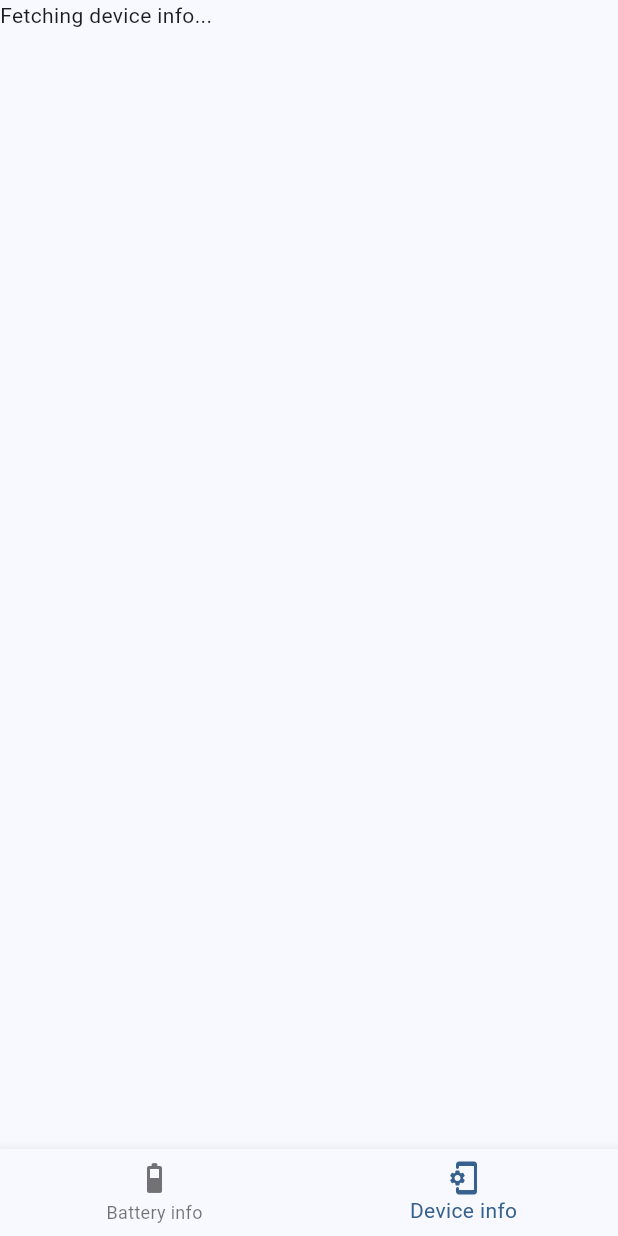
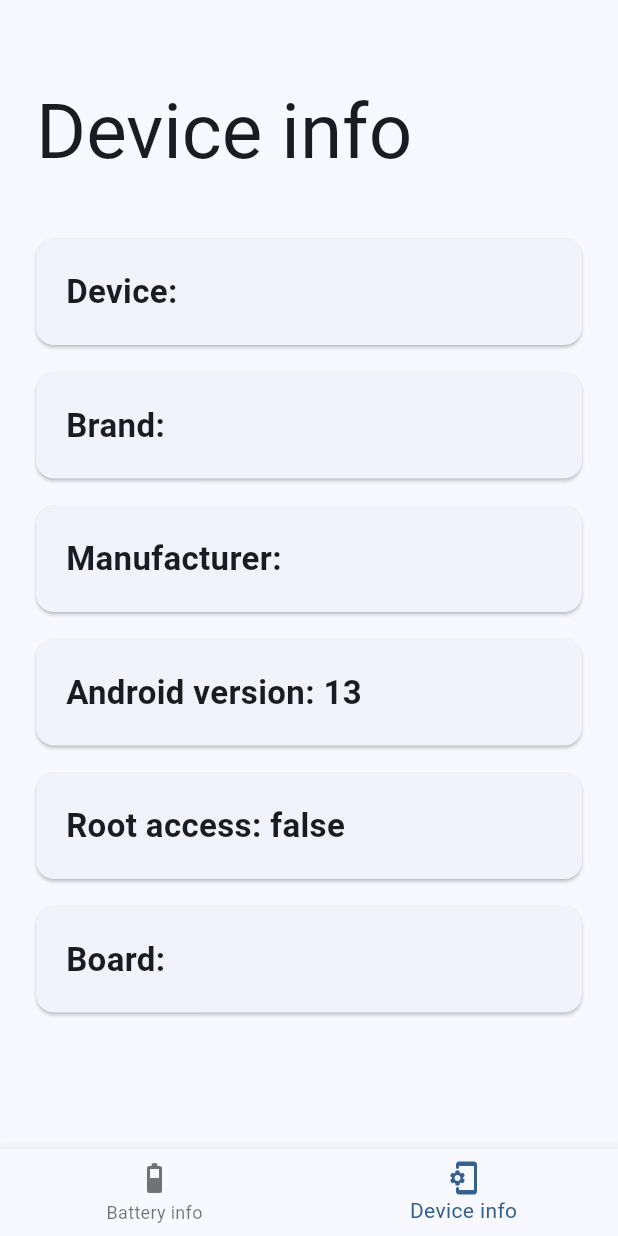
Before and after one commit to Maciek-Hetman/battery_health, a Flutter app: the screen it shows after launch, item 2 of the bottom bar chosen, on a phone screen of 412 x 824 dp. Run offline on Flutter 3.47's test engine with Material 2 defaults, Android fonts, the phone set to English and light mode, and no system bars; drawn by our look-alikes of dynamic_color; our stand-ins replace device_info_plus, loading_indicator; missing offline and left inert: root.

Commit message:
added device info page

```diff
--- /dev/null
+++ b/lib/device_info_view.dart
@@ -0,0 +1,52 @@
+import 'package:flutter/material.dart';
+import './card_widget.dart';
+
+class DeviceInfoView extends StatelessWidget {
+  final _deviceName;
+  final _deviceAndroidVersion;
+  final _deviceManufacturer;
+  final _deviceBoard;
+  final _deviceBrand;
+  final _rootAccess;
+
+  const DeviceInfoView(
+      this._deviceName,
+      this._deviceManufacturer,
+      this._deviceAndroidVersion,
+      this._deviceBoard,
+      this._deviceBrand,
+      this._rootAccess,
+      {super.key});
+
+  @override
+  Widget build(BuildContext context) {
+    return CustomScrollView(
+      slivers: <Widget>[
+        const SliverAppBar(
+          expandedHeight: 150,
+          flexibleSpace: FlexibleSpaceBar(
+            title: Text(
+              "Device info",
+              style: TextStyle(
+                  fontFamily: "Roboto",
+                  fontSize: 34,
+                  fontWeight: FontWeight.w400),
+            ),
+            titlePadding: EdgeInsetsDirectional.only(start: 24, bottom: 30),
+          ),
+        ),
+        SliverList(
+          delegate: SliverChildListDelegate([
+            CustomCard("Device: $_deviceName"),
+            CustomCard("Brand: $_deviceBrand"),
+            CustomCard("Manufacturer: $_deviceManufacturer"),
+            CustomCard("Android version: $_deviceAndroidVersion"),
+            CustomCard("Root access: $_rootAccess"),
+            CustomCard("Board: $_deviceBoard"),
+          ]),
+        )
+      ],
+    );
+    ;
+  }
+}
--- /dev/null
+++ b/lib/loading_screen.dart
@@ -0,0 +1,21 @@
+import 'package:flutter/src/widgets/framework.dart';
+import 'package:flutter/src/widgets/placeholder.dart';
+
+import 'package:flutter/material.dart';
+import 'package:loading_indicator/loading_indicator.dart';
+
+class LoadingScreen extends StatelessWidget {
+  const LoadingScreen({super.key});
+
+  @override
+  Widget build(BuildContext context) {
+    return const Center(
+        child: Padding(
+      padding: EdgeInsets.all(150),
+      child: LoadingIndicator(
+        indicatorType: Indicator.ballRotateChase,
+        colors: [Colors.blue],
+      ),
+    ));
+  }
+}
--- a/lib/main.dart
+++ b/lib/main.dart
@@ -1,3 +1,4 @@
+import 'package:battery_health/device_info_view.dart';
 import 'package:battery_health/no_battery_info_view.dart';
 import 'package:dynamic_color/dynamic_color.dart';
 import 'package:flutter/material.dart';
@@ -9,6 +10,7 @@
 
 import './card_widget.dart';
 import './battery_health_view.dart';
+import './loading_screen.dart';
 
 void main() => runApp(MyApp());
 
@@ -33,17 +35,12 @@
   var _deviceName;
   var _deviceAndroidVersion;
   var _deviceManufacturer;
+  var _deviceBoard;
+  var _deviceBrand;
 
   final List<Widget> _pages = [
-    const Center(
-        child: Padding(
-      padding: EdgeInsets.all(150),
-      child: LoadingIndicator(
-        indicatorType: Indicator.ballRotateChase,
-        colors: [Colors.blue],
-      ),
-    )),
-    const Text("Fetching device info...")
+    const LoadingScreen(),
+    const LoadingScreen(),
   ];
   int _index = 0;
 
@@ -54,6 +51,8 @@
       _deviceName = deviceInfo.device;
       _deviceManufacturer = deviceInfo.manufacturer;
       _deviceAndroidVersion = deviceInfo.version.release;
+      _deviceBoard = deviceInfo.board;
+      _deviceBrand = deviceInfo.brand;
     });
   }
 
@@ -76,11 +75,16 @@
             _deviceManufacturer,
             _deviceAndroidVersion,
             _rootAccess);
+
+        _pages[1] = DeviceInfoView(_deviceName, _deviceManufacturer,
+            _deviceAndroidVersion, _deviceBoard, _deviceBrand, _rootAccess);
       });
     } else {
       await getDeviceInfo();
       setState(() {
         _pages[0] = NoBatteryInfoView(_rootAccess);
+        _pages[1] = DeviceInfoView(_deviceName, _deviceManufacturer,
+            _deviceAndroidVersion, _deviceBoard, _deviceBrand, _rootAccess);
       });
     }
   }
```
